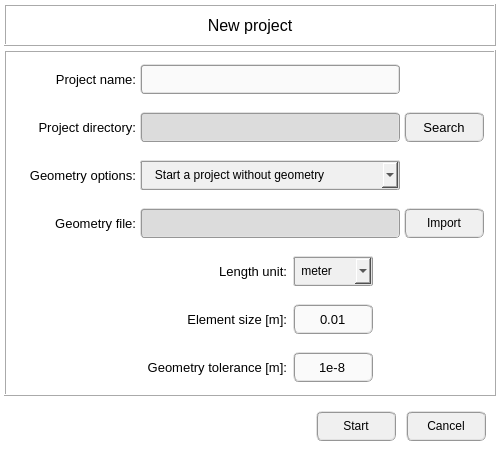
Old version of the form pulse/interface/ui_files/project/new_project_input.ui in the repository open-pulse/OpenPulse.
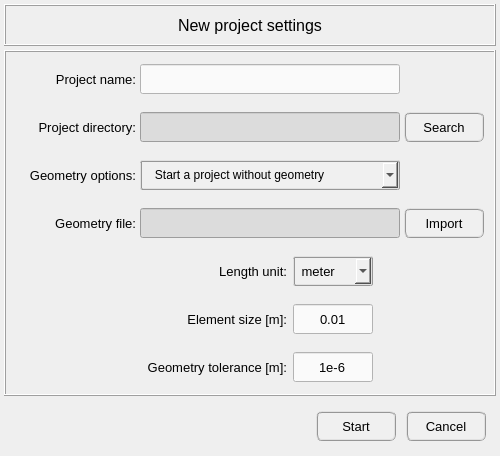
New version of the form. Icons and pictures are not drawn.

The edit to the form file:
```diff
--- a/pulse/interface/ui_files/project/new_project_input.ui
+++ b/pulse/interface/ui_files/project/new_project_input.ui
@@ -26,7 +26,7 @@
    <string>OpenPulse - New project</string>
   </property>
   <property name="styleSheet">
-   <string notr="true">background-color: rgb(255, 255, 255);</string>
+   <string notr="true"/>
   </property>
   <layout class="QGridLayout" name="gridLayout">
    <property name="leftMargin">
@@ -97,7 +97,7 @@
          <enum>QFrame::Raised</enum>
         </property>
         <property name="text">
-         <string>New project</string>
+         <string>New project settings</string>
         </property>
         <property name="alignment">
          <set>Qt::AlignCenter</set>
@@ -242,7 +242,7 @@
             <font>
              <family>MS Shell Dlg 2</family>
              <pointsize>10</pointsize>
-             <weight>9</weight>
+             <weight>50</weight>
              <italic>false</italic>
              <bold>false</bold>
             </font>
@@ -251,14 +251,14 @@
             <enum>Qt::LeftToRight</enum>
            </property>
            <property name="styleSheet">
-            <string notr="true">QLineEdit{border-radius: 6px; border-color: rgb(150, 150, 150); border-style: ridge; border-width: 2px; color: rgb(0, 0, 0); background-color: rgb(250, 250, 250); font: 75 10pt &quot;MS Shell Dlg 2&quot;}
-QLineEdit:disabled{border-radius: 6px; border-color: rgb(150, 150, 150); border-style: ridge; border-width: 2px; color: rgb(100, 100, 100); background-color: rgb(220, 220, 220); font: 75 10pt &quot;MS Shell Dlg 2&quot;}</string>
+            <string notr="true">QLineEdit{color: rgb(0, 0, 0); background-color: rgb(250, 250, 250)}
+QLineEdit:disabled{color: rgb(100, 100, 100); background-color: rgb(220, 220, 220)}</string>
            </property>
            <property name="inputMethodHints">
             <set>Qt::ImhNone</set>
            </property>
            <property name="text">
-            <string>1e-8</string>
+            <string>1e-6</string>
            </property>
            <property name="maxLength">
             <number>20</number>
@@ -387,13 +387,14 @@
             <font>
              <family>MS Shell Dlg 2</family>
              <pointsize>10</pointsize>
-             <weight>9</weight>
+             <weight>50</weight>
              <italic>false</italic>
              <bold>false</bold>
             </font>
            </property>
            <property name="styleSheet">
-            <string notr="true">QLineEdit{border-radius: 4px; border-color: rgb(150, 150, 150); border-style: ridge; border-width: 2px; color: rgb(0, 0, 0); background-color: rgb(250, 250, 250); font: 75 10pt &quot;MS Shell Dlg 2&quot;}</string>
+            <string notr="true">QLineEdit{color: rgb(0, 0, 0); background-color: rgb(250, 250, 250)}
+QLineEdit:disabled{color: rgb(100, 100, 100); background-color: rgb(220, 220, 220)}</string>
            </property>
            <property name="text">
             <string/>
@@ -499,7 +500,7 @@
             <font>
              <family>MS Shell Dlg 2</family>
              <pointsize>10</pointsize>
-             <weight>9</weight>
+             <weight>50</weight>
              <italic>false</italic>
              <bold>false</bold>
             </font>
@@ -508,8 +509,8 @@
             <string>&lt;html&gt;&lt;head/&gt;&lt;body&gt;&lt;p&gt;Geometry file&lt;/p&gt;&lt;/body&gt;&lt;/html&gt;</string>
            </property>
            <property name="styleSheet">
-            <string notr="true">QLineEdit{border-radius: 4px; border-color: rgb(150, 150, 150); border-style: ridge; border-width: 2px; color: rgb(0, 0, 0); background-color: rgb(250, 250, 250); font: 75 10pt &quot;MS Shell Dlg 2&quot;}
-QLineEdit:disabled{border-radius: 4px; border-color: rgb(150, 150, 150); border-style: ridge; border-width: 2px; color: rgb(100, 100, 100); background-color: rgb(220, 220, 220); font: 75 10pt &quot;MS Shell Dlg 2&quot;}</string>
+            <string notr="true">QLineEdit{color: rgb(0, 0, 0); background-color: rgb(250, 250, 250)}
+QLineEdit:disabled{color: rgb(100, 100, 100); background-color: rgb(220, 220, 220)}</string>
            </property>
            <property name="alignment">
             <set>Qt::AlignCenter</set>
@@ -545,6 +546,11 @@
              <height>1</height>
             </size>
            </property>
+           <property name="font">
+            <font>
+             <pointsize>10</pointsize>
+            </font>
+           </property>
            <property name="styleSheet">
             <string notr="true">QPushButton{border-radius: 6px; border-color: rgb(150, 150, 150); border-style: ridge; border-width: 2px; color: rgb(0, 0, 0); background-color: rgb(240, 240, 240)}
 QPushButton:hover{border-radius: 6px; border-color: rgb(0, 170, 255); border-style: ridge; border-width: 2px; color: rgb(0, 0, 0); background-color: rgba(174, 213, 255, 100)}
@@ -632,7 +638,7 @@
             <font>
              <family>MS Shell Dlg 2</family>
              <pointsize>10</pointsize>
-             <weight>9</weight>
+             <weight>50</weight>
              <italic>false</italic>
              <bold>false</bold>
             </font>
@@ -641,8 +647,8 @@
             <enum>Qt::LeftToRight</enum>
            </property>
            <property name="styleSheet">
-            <string notr="true">QLineEdit{border-radius: 6px; border-color: rgb(150, 150, 150); border-style: ridge; border-width: 2px; color: rgb(0, 0, 0); background-color: rgb(250, 250, 250); font: 75 10pt &quot;MS Shell Dlg 2&quot;}
-QLineEdit:disabled{border-radius: 6px; border-color: rgb(150, 150, 150); border-style: ridge; border-width: 2px; color: rgb(100, 100, 100); background-color: rgb(220, 220, 220); font: 75 10pt &quot;MS Shell Dlg 2&quot;}</string>
+            <string notr="true">QLineEdit{color: rgb(0, 0, 0); background-color: rgb(250, 250, 250)}
+QLineEdit:disabled{color: rgb(100, 100, 100); background-color: rgb(220, 220, 220)}</string>
            </property>
            <property name="inputMethodHints">
             <set>Qt::ImhNone</set>
@@ -785,14 +791,14 @@
             <font>
              <family>MS Shell Dlg 2</family>
              <pointsize>10</pointsize>
-             <weight>9</weight>
+             <weight>50</weight>
              <italic>false</italic>
              <bold>false</bold>
             </font>
            </property>
            <property name="styleSheet">
-            <string notr="true">QLineEdit{border-radius: 4px; border-color: rgb(150, 150, 150); border-style: ridge; border-width: 2px; color: rgb(0, 0, 0); background-color: rgb(250, 250, 250); font: 75 10pt &quot;MS Shell Dlg 2&quot;}
-QLineEdit:disabled{border-radius: 4px; border-color: rgb(150, 150, 150); border-style: ridge; border-width: 2px; color: rgb(100, 100, 100); background-color: rgb(220, 220, 220); font: 75 10pt &quot;MS Shell Dlg 2&quot;}</string>
+            <string notr="true">QLineEdit{color: rgb(0, 0, 0); background-color: rgb(250, 250, 250)}
+QLineEdit:disabled{color: rgb(100, 100, 100); background-color: rgb(220, 220, 220)}</string>
            </property>
            <property name="frame">
             <bool>true</bool>
@@ -1157,6 +1163,11 @@
           <height>1</height>
          </size>
         </property>
+        <property name="font">
+         <font>
+          <pointsize>10</pointsize>
+         </font>
+        </property>
         <property name="styleSheet">
          <string notr="true">QPushButton{border-radius: 6px; border-color: rgb(150, 150, 150); border-style: ridge; border-width: 2px; color: rgb(0, 0, 0); background-color: rgb(240, 240, 240)}
 QPushButton:hover{border-radius: 6px; border-color: rgb(0, 170, 255); border-style: ridge; border-width: 2px; color: rgb(0, 0, 0); background-color: rgba(174, 213, 255, 100)}
@@ -1194,6 +1205,11 @@
           <height>1</height>
          </size>
         </property>
+        <property name="font">
+         <font>
+          <pointsize>10</pointsize>
+         </font>
+        </property>
         <property name="styleSheet">
          <string notr="true">QPushButton{border-radius: 6px; border-color: rgb(150, 150, 150); border-style: ridge; border-width: 2px; color: rgb(0, 0, 0); background-color: rgb(240, 240, 240)}
 QPushButton:hover{border-radius: 6px; border-color: rgb(0, 170, 255); border-style: ridge; border-width: 2px; color: rgb(0, 0, 0); background-color: rgba(174, 213, 255, 100)}
```
Left out of the diff: 2 changed lines with no effect on the pictures.
